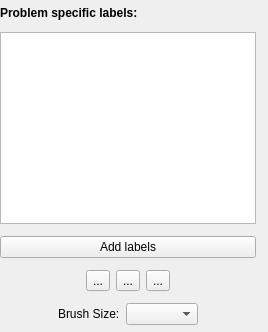
Above: ilastik/applets/labeling/labelingDrawer.ui from ukoethe/ilastik before the change. Below: the same form after it.
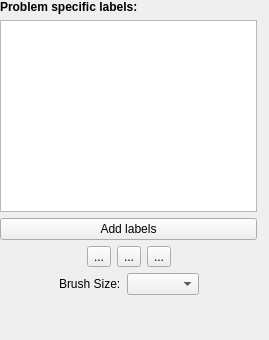
That is the form after the change. Custom widgets are drawn as their Qt base class.

Diff of the .ui file:
```diff
--- a/ilastik/applets/labeling/labelingDrawer.ui
+++ b/ilastik/applets/labeling/labelingDrawer.ui
@@ -6,8 +6,8 @@
    <rect>
     <x>0</x>
     <y>0</y>
-    <width>268</width>
-    <height>332</height>
+    <width>269</width>
+    <height>340</height>
    </rect>
   </property>
   <property name="sizePolicy">
@@ -67,6 +67,12 @@
          <verstretch>0</verstretch>
         </sizepolicy>
        </property>
+       <property name="minimumSize">
+        <size>
+         <width>0</width>
+         <height>192</height>
+        </size>
+       </property>
       </widget>
      </item>
      <item>
@@ -176,6 +182,19 @@
        </item>
       </layout>
      </item>
+     <item>
+      <spacer name="verticalSpacer">
+       <property name="orientation">
+        <enum>Qt::Vertical</enum>
+       </property>
+       <property name="sizeHint" stdset="0">
+        <size>
+         <width>20</width>
+         <height>40</height>
+        </size>
+       </property>
+      </spacer>
+     </item>
     </layout>
    </item>
   </layout>
```
